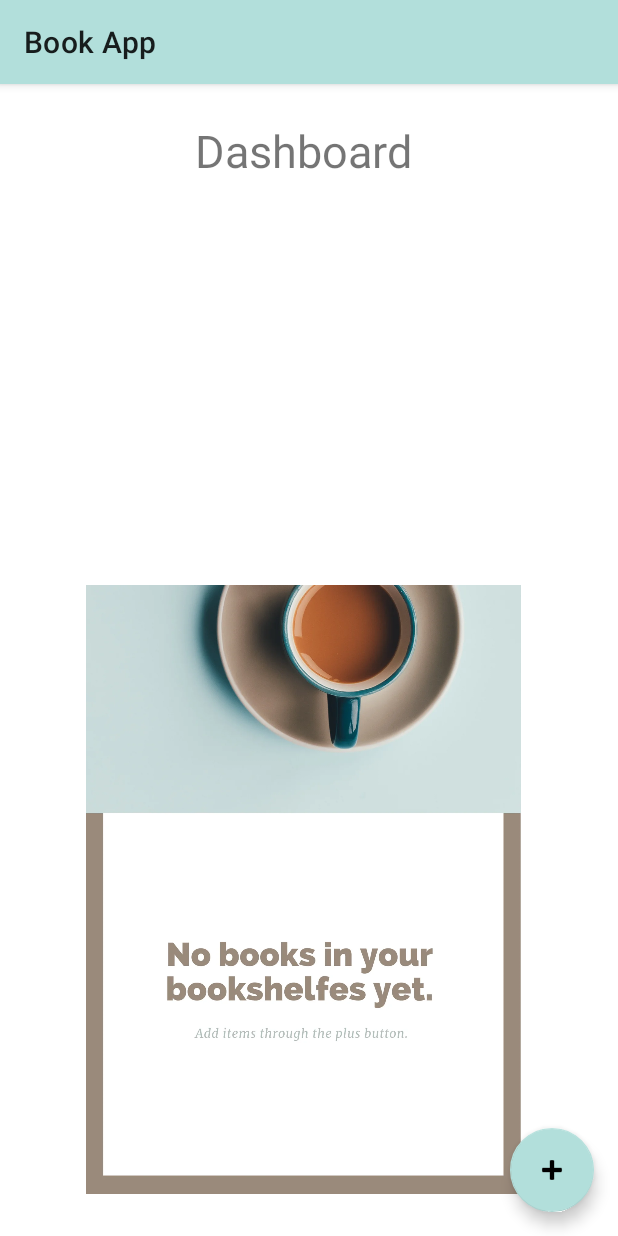
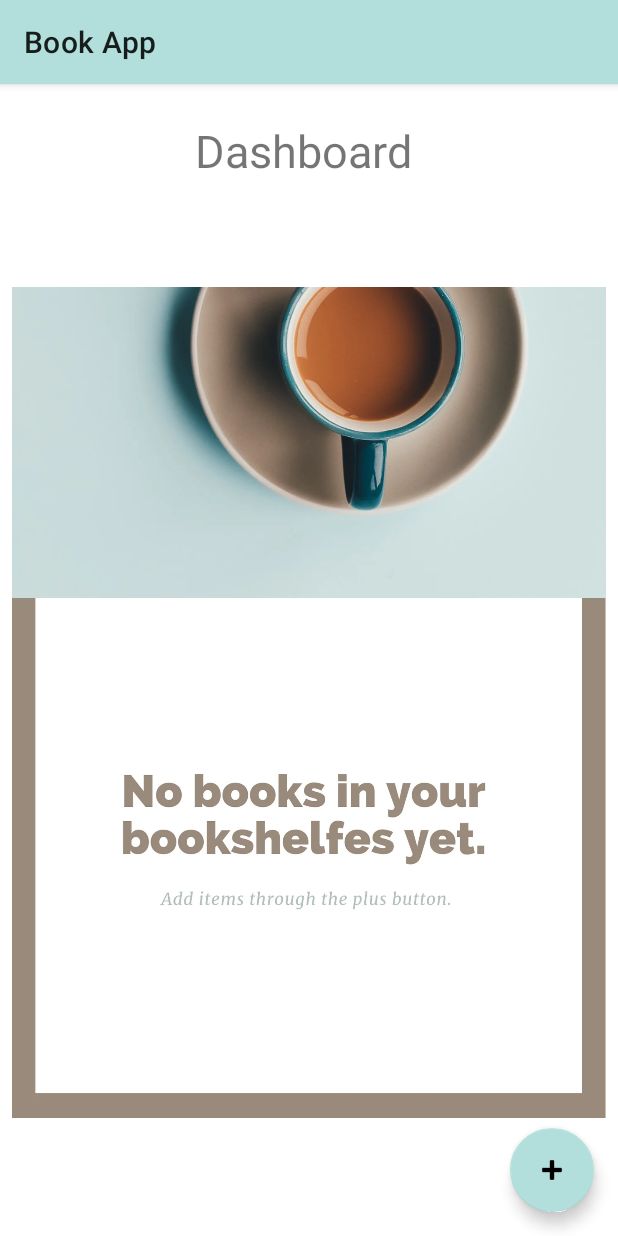
Before and after one commit to kujade/book-app, an Android app: the screen it shows after launch (MainActivity), on a phone screen of 412 x 824 dp. Run offline under Robolectric (Android 15) with nearby library versions, the phone set to English and light mode, and no system bars; our stand-ins replace Firebase (no records; nobody signed in at launch, a user with empty details on screens opened directly).

Commit message:
tuesday session

```diff
--- a/app/src/main/java/com/denisa/bookapp/dashboard/BooksAdapter.kt
+++ b/app/src/main/java/com/denisa/bookapp/dashboard/BooksAdapter.kt
@@ -8,7 +8,7 @@ import com.denisa.bookapp.R
 import com.denisa.bookapp.model.Book
 import kotlinx.android.synthetic.main.book_item.view.*
 
-class BooksAdapter: RecyclerView.Adapter<BooksAdapter.BookVH>() {
+class BooksAdapter(val callback: OnBookClickedCallback) : RecyclerView.Adapter<BooksAdapter.BookVH>() {
 
     val listOfBooks = arrayListOf<Book>()
 
@@ -24,8 +24,13 @@ class BooksAdapter: RecyclerView.Adapter<BooksAdapter.BookVH>() {
             book_title.text = book.title
             book_author.text = book.author
             book_genre.text = book.genre
+            setOnClickListener { callback.onBookClicked(book) }
         }
     }
 
-        class BookVH(view: View) : RecyclerView.ViewHolder(view)
-    }
+    class BookVH(view: View) : RecyclerView.ViewHolder(view)
+}
+
+interface OnBookClickedCallback {
+    fun onBookClicked(book: Book)
+}
--- a/app/src/main/java/com/denisa/bookapp/dashboard/DashboardFragment.kt
+++ b/app/src/main/java/com/denisa/bookapp/dashboard/DashboardFragment.kt
@@ -15,7 +15,6 @@ import com.denisa.bookapp.detail.DetailFragment
 import com.denisa.bookapp.model.Book
 import com.google.firebase.auth.FirebaseAuth
 import kotlinx.android.synthetic.main.fragment_dashboard.*
-import kotlinx.android.synthetic.main.fragment_dashboard.view.*
 
 
 class DashboardFragment : Fragment() {
@@ -23,97 +22,57 @@ class DashboardFragment : Fragment() {
     lateinit var viewModel: MainViewModel
     private lateinit var auth: FirebaseAuth
 
-
     val TAG = this::class.java.name
-
-
-
-
-
-
 
     override fun onCreateView(inflater: LayoutInflater, container: ViewGroup?, savedInstanceState: Bundle?): View? =
         inflater.inflate(R.layout.fragment_dashboard, container, false)
 
-
     override fun onViewCreated(view: View, savedInstanceState: Bundle?) {
         super.onViewCreated(view, savedInstanceState)
         viewModel = ViewModelProviders.of(activity!!).get(MainViewModel::class.java)
-
-
-
-        val list = viewModel.listOfBooksLiveData.value
-
-
-
-
         Log.i("Denisa", "On view created")
         with(recycler_view) {
-            adapter = BooksAdapter()
+            adapter = BooksAdapter(object : OnBookClickedCallback {
+                override fun onBookClicked(book: Book) {
+                    openDetailFragment()
+                    viewModel.selectedBook = book
+                }
+            })
             layoutManager = LinearLayoutManager(context)
             addItemDecoration(BookItemDecorator(context.resources.getDimensionPixelSize(R.dimen.book_item_margin)))
         }
 
-        fabAddBook.setOnClickListener {
-            activity
-                ?.supportFragmentManager
-                ?.beginTransaction()
-                ?.add(R.id.mainContent, DetailFragment())
-                ?.addToBackStack(null)
-                ?.commit()
-
-
-        }
-
-
+        fabAddBook.setOnClickListener { openDetailFragment() }
 
         viewModel.listOfBooksLiveData.observe(this, Observer { books ->
+            if (books.isNotEmpty()) {
+                showContent(true)
+                with(recycler_view.adapter as BooksAdapter) {
+                    listOfBooks.clear()
+                    listOfBooks.addAll(books)
+                    Log.i("Denisa", "live data observer called")
+                    notifyDataSetChanged()
+                }
+            } else {
+                showContent(false)
+            }
+        })
+    }
 
+    private fun openDetailFragment() {
+        activity
+            ?.supportFragmentManager
+            ?.beginTransaction()
+            ?.add(R.id.mainContent, DetailFragment())
+            ?.addToBackStack(null)
+            ?.commit()
+    }
 
-
-
-
-            with((recycler_view.adapter as BooksAdapter).listOfBooks) {
-                clear()
-                addAll(books)
-                Log.i("Denisa", "live data observer called")
-                recycler_view.adapter?.notifyDataSetChanged()
-
-
-
-            }
-
-
-            if (list?.isNotEmpty()!!) {
-               emptyState.visibility = View.GONE
-
-            }else{
-                emptyState.visibility = View.VISIBLE
-
-
-            }
-
-
-
-
-
-        })
-
-
-
-
-
-
-        //emptyState.visibility = View.GONE
-
-
-
-   }
-
-
-
+    private fun showContent(isContentVisible: Boolean) {
+        ivEmptyState.visibility = if (isContentVisible) View.GONE else View.VISIBLE
+        recycler_view.visibility = if (isContentVisible) View.VISIBLE else View.GONE
+    }
 }
-
 
 
 //TODO:
--- a/app/src/main/java/com/denisa/bookapp/model/Book.kt
+++ b/app/src/main/java/com/denisa/bookapp/model/Book.kt
@@ -1,6 +1,7 @@
 package com.denisa.bookapp.model
 
 data class Book(
+    val id: Int,
     val title: String,
     val author: String,
     val genre: String = ""
--- a/app/src/main/res/layout/fragment_dashboard.xml
+++ b/app/src/main/res/layout/fragment_dashboard.xml
@@ -14,7 +14,7 @@
             android:layout_height="0dp"
             tools:layout_conversion_absoluteHeight="0dp"
             tools:layout_conversion_absoluteWidth="0dp"
-            app:layout_constraintTop_toBottomOf="@+id/dashb_frag_header"
+            app:layout_constraintTop_toBottomOf="@+id/tvDashboardHeader"
             android:layout_marginTop="16dp"
             android:layout_marginEnd="8dp"
             app:layout_constraintEnd_toEndOf="parent"
@@ -27,7 +27,7 @@
             android:text="@string/dashboard"
             android:layout_width="wrap_content"
             android:layout_height="wrap_content"
-            android:id="@+id/dashb_frag_header"
+            android:id="@+id/tvDashboardHeader"
             android:textSize="30sp"
             tools:layout_conversion_absoluteHeight="0dp"
             tools:layout_conversion_absoluteWidth="0dp"
@@ -38,17 +38,18 @@
             android:layout_marginTop="24dp"/>
 
     <ImageView
-            android:id="@+id/emptyState"
-            android:layout_width="290dp"
+            android:id="@+id/ivEmptyState"
+            android:layout_width="0dp"
             android:src="@drawable/empty"
             android:gravity="center"
-            android:layout_height="430dp"
-            app:layout_constraintEnd_toEndOf="@+id/recycler_view"
+            android:layout_height="0dp"
+            app:layout_constraintEnd_toEndOf="parent"
             android:layout_marginEnd="8dp"
             android:layout_marginBottom="8dp"
-            app:layout_constraintBottom_toBottomOf="@+id/recycler_view"
+            app:layout_constraintBottom_toBottomOf="parent"
             app:layout_constraintStart_toStartOf="parent"
-            android:layout_marginStart="8dp"/>
+            android:layout_marginStart="8dp"
+            app:layout_constraintTop_toBottomOf="@id/tvDashboardHeader"/>
 
     <com.google.android.material.floatingactionbutton.FloatingActionButton
             android:id="@+id/fabAddBook"
--- a/app/src/main/res/layout/fragment_login.xml
+++ b/app/src/main/res/layout/fragment_login.xml
@@ -17,7 +17,7 @@
                 app:layout_constraintTop_toTopOf="parent"
                 app:layout_constraintEnd_toEndOf="parent"
                 android:layout_marginTop="24dp"
-                android:id="@+id/dashb_frag_header"
+                android:id="@+id/tvDashboardHeader"
                 android:layout_marginBottom="8dp"
                 app:layout_constraintBottom_toTopOf="@+id/guidelineMiddle"
                 app:layout_constraintVertical_bias="0.429"
@@ -32,7 +32,7 @@
                 android:layout_marginStart="8dp"
                 app:layout_constraintBottom_toTopOf="@+id/guidelineMiddle"
                 android:layout_marginTop="8dp"
-                app:layout_constraintTop_toBottomOf="@+id/dashb_frag_header"
+                app:layout_constraintTop_toBottomOf="@+id/tvDashboardHeader"
                 android:textSize="24sp"
                 app:layout_constraintHorizontal_bias="0.448"
                 app:layout_constraintVertical_bias="0.645"/>
```
Also changed, not shown: app/src/main/java/com/denisa/bookapp/MainViewModel.kt (+17 -1 lines), app/src/main/java/com/denisa/bookapp/detail/DetailFragment.kt (+34 -13 lines).
